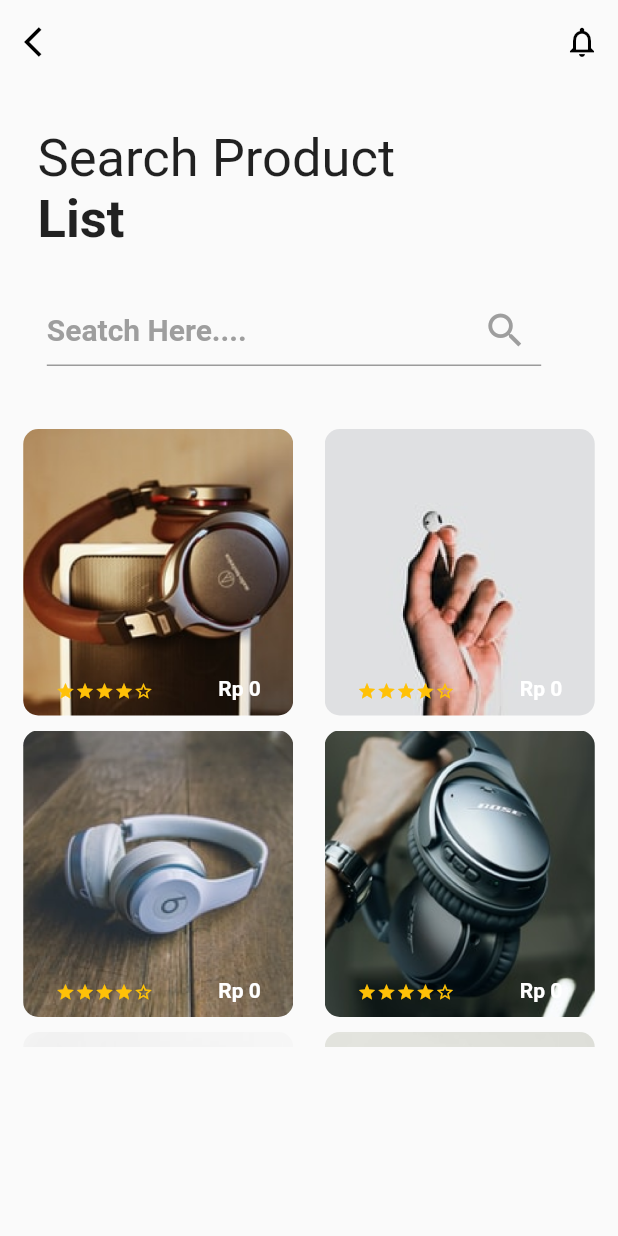
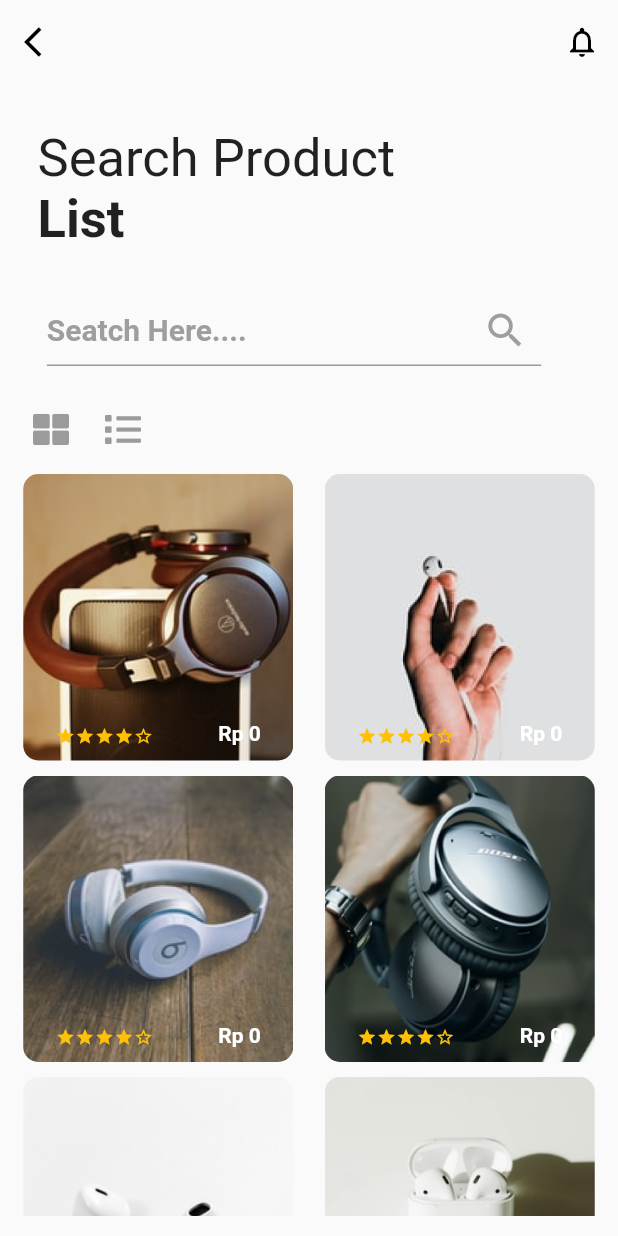
Before and after one commit to bambangw665/SoundStore, a Flutter app: the SearchScreen screen opened by its route, on a phone screen of 412 x 824 dp. Run offline on Flutter 3.47's test engine with Material 2 defaults, Android fonts, the phone set to English and light mode, and no system bars; our stand-ins replace auto_route, font_awesome_flutter.

Commit message:
finish search_screen

```diff
--- a/lib/screen/search_screen.dart
+++ b/lib/screen/search_screen.dart
@@ -1,5 +1,6 @@
 // import 'package:auto_route/auto_route.dart';
 import 'package:flutter/material.dart';
+import 'package:font_awesome_flutter/font_awesome_flutter.dart';
 import 'package:sound_store/widgets/big_title_widget.dart';
 import 'package:sound_store/widgets/star_rating_display_widget.dart';
 
@@ -70,11 +71,28 @@ class SearchScreen extends StatelessWidget {
                     )),
               ),
             ),
-            SizedBox(
-              height: 30,
+            Container(
+              height: 20,
+              margin: EdgeInsets.symmetric(vertical: 20),
+              child: Container(
+                margin: EdgeInsets.only(left: 10),
+                child: Row(
+                  crossAxisAlignment: CrossAxisAlignment.end,
+                  children: [
+                    IconButton(
+                      icon: Icon(FontAwesomeIcons.thLarge),
+                      onPressed: null,
+                    ),
+                    IconButton(
+                      icon: Icon(FontAwesomeIcons.list),
+                      onPressed: null,
+                    )
+                  ],
+                ),
+              ),
             ),
             Container(
-              height: size.height * 0.5,
+              height: size.height * 0.6,
               margin: EdgeInsets.all(10),
               child: GridView.builder(
                 gridDelegate: SliverGridDelegateWithFixedCrossAxisCount(
@@ -108,7 +126,12 @@ class SearchScreen extends StatelessWidget {
                                   ),
                                   child: StarRatingDisplay(value: 4),
                                 ),
-                                Text('Rp 0', style: TextStyle(color: Colors.white, fontWeight: FontWeight.bold),),
+                                Text(
+                                  'Rp 0',
+                                  style: TextStyle(
+                                      color: Colors.white,
+                                      fontWeight: FontWeight.bold),
+                                ),
                               ],
                             ),
                           ),
```
Also changed, not shown: lib/screen/details_screen.dart (+13 -5 lines), lib/widgets/routes/router.dart (+14 -5 lines), lib/widgets/routes/router.gr.dart.
